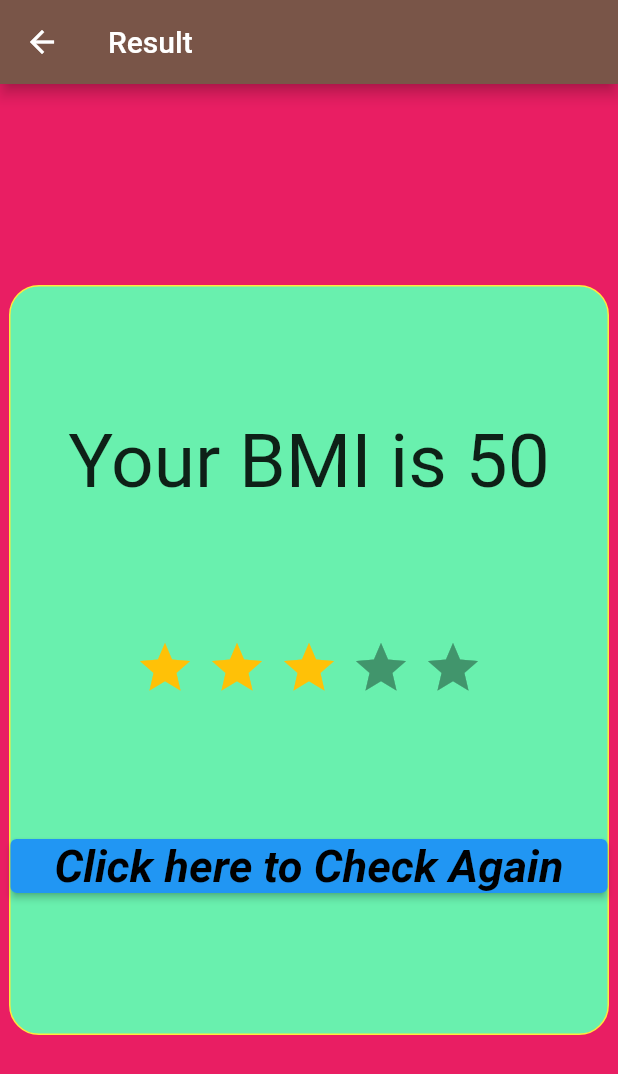
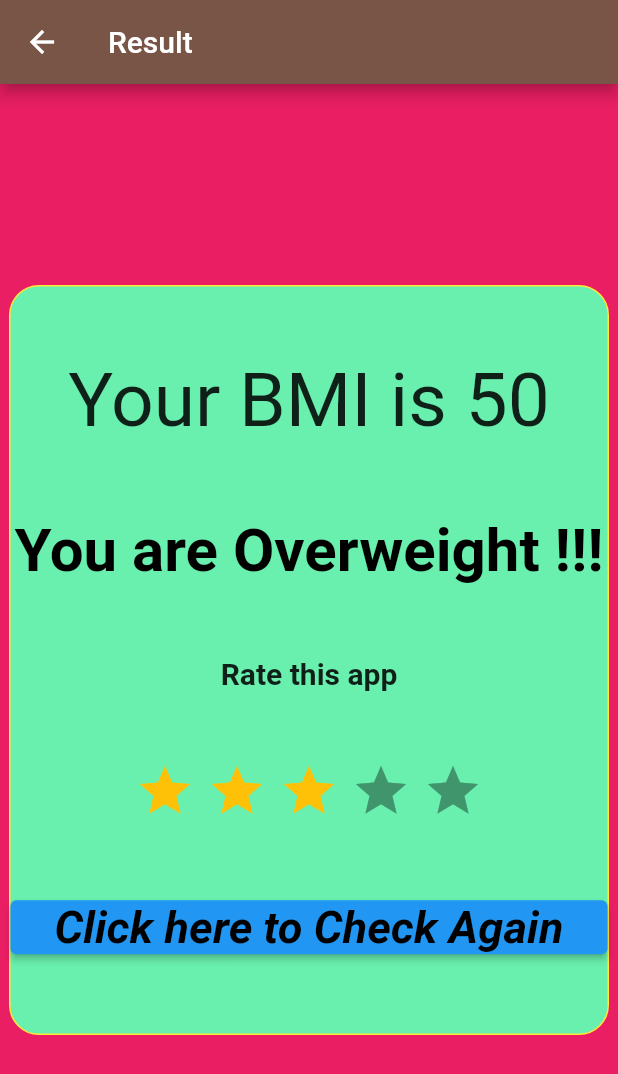
Before and after one commit to Cheepurupalli-Praneeth/flutter-Assignment-1, a Flutter app: the screen it shows after launch, after a tap on the "ads click" icon, on a phone screen of 412 x 824 dp. Shown: the top 1074 px of the screen. Run offline on Flutter 3.47's test engine with Material 2 defaults, Android fonts, the phone set to English and light mode, and no system bars; drawn by our look-alikes of flutter_rating_bar.

Commit message:
Second page added

```diff
--- a/lib/main.dart
+++ b/lib/main.dart
@@ -179,7 +179,7 @@ class _HomepageState extends State<Homepage> {
             child: Column(
               mainAxisAlignment: MainAxisAlignment.spaceEvenly,
               children: [
-                Text("Your BMI is",style: TextStyle(fontSize: 30,fontWeight:FontWeight.bold,fontStyle: FontStyle.italic),),
+                Text("Ckeck your BMI",style: TextStyle(fontSize: 30,fontWeight:FontWeight.bold,fontStyle: FontStyle.italic),),
                 // Text("Your BMI is",style: TextStyle(fontSize: 30,fontWeight: FontWeight.bold,fontStyle: FontStyle.italic)),
                 // Text(bmi.round().toString(),style: TextStyle(fontSize: 40),),
                 FloatingActionButton(
@@ -189,7 +189,7 @@ class _HomepageState extends State<Homepage> {
 
                     onPressed: (){
                       Navigator.push(context,MaterialPageRoute(builder: (context)=>SecondPage(bmi:bmi)));
-                      // Navigator.pushNamed(context, '/Second');
+                      // Navigator.pushNamed(context, '/Second',Argument(bmi));
                       setState(() {
                       });
                       bmi=(counter*10000)/(_currentValue*_currentValue);
--- a/lib/secondPage.dart
+++ b/lib/secondPage.dart
@@ -1,5 +1,6 @@
 import 'package:flutter/material.dart';
 import 'package:flutter_rating_bar/flutter_rating_bar.dart';
+
 
 class SecondPage extends StatefulWidget {
   SecondPage({required this.bmi});
@@ -12,8 +13,18 @@ class SecondPage extends StatefulWidget {
 }
 
 class _SecondPageState extends State<SecondPage> {
+  String text = "";
   @override
   Widget build(BuildContext context) {
+    if (widget.bmi<18.5){
+      text = "Underweight";
+    }
+    else if(widget.bmi>25){
+      text="Overweight";
+    }
+    else{
+      text="Healthy";
+    }
     return Scaffold(
       backgroundColor: Colors.pink,
       appBar: AppBar(
@@ -46,6 +57,10 @@ class _SecondPageState extends State<SecondPage> {
                       fontSize: 50
                   ),
                   ),
+                  Text("You are ${text} !!!",style: TextStyle(
+                    fontSize:40,fontWeight: FontWeight.bold,color:Colors.black
+                  ),),
+                  Text("Rate this app",style: TextStyle(fontWeight: FontWeight.bold,fontSize: 20),),
                   RatingBar.builder(
 
                     initialRating: 3,
```
